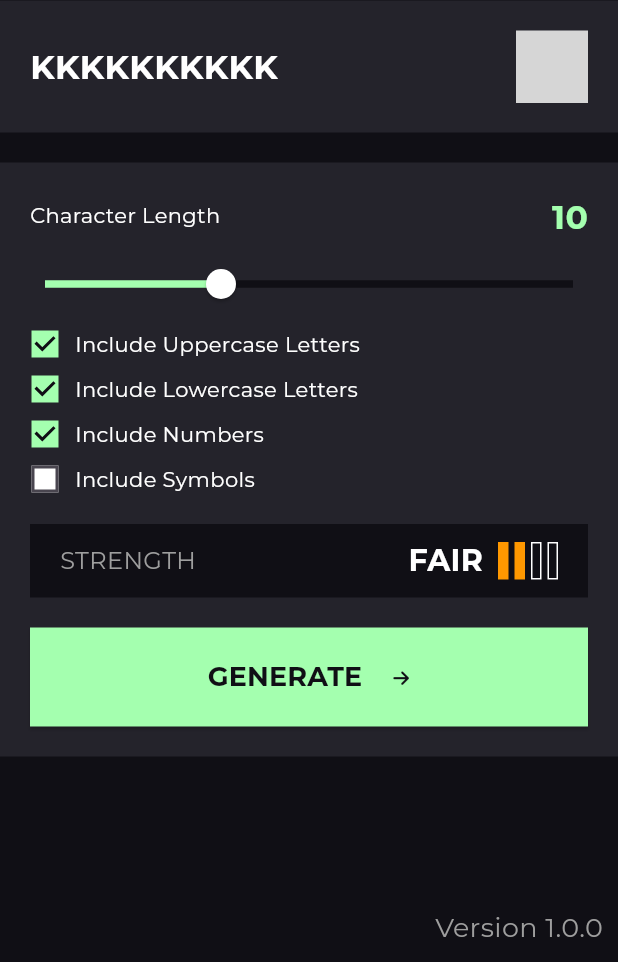
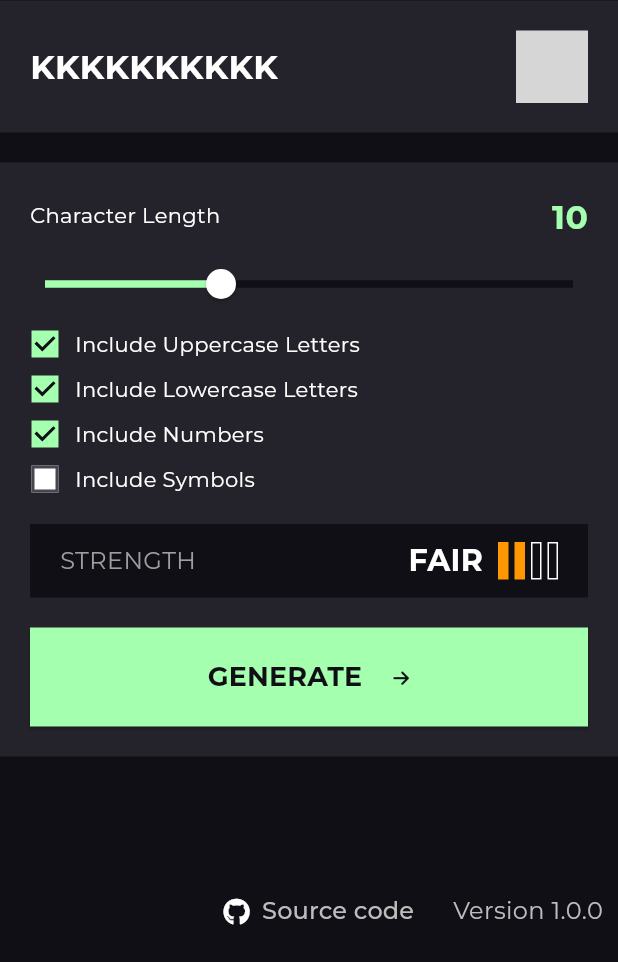
Before and after one commit to kaushik-sharma/password-generator, a Flutter app: the screen it shows after launch, on a phone screen of 412 x 824 dp, the part 274-1236 px from its top. Run offline on Flutter 3.47's test engine with Material 2 defaults, Android fonts, the light colour scheme and no system bars; our stand-ins replace font_awesome_flutter, google_fonts; missing offline and left inert: animated_icon_button; statements that could not run were skipped; grey boxes are pictures that could not be loaded.

Commit message:
Add github link

```diff
--- /dev/null
+++ b/lib/pages/home/components/meta_info.dart
@@ -0,0 +1,57 @@
+import 'package:flutter/material.dart';
+import 'package:font_awesome_flutter/font_awesome_flutter.dart';
+import 'package:password_generator/pages/home/components/snack_bar.dart';
+import 'package:url_launcher/url_launcher.dart' as url_launcher;
+
+class MetaInfo extends StatelessWidget {
+  const MetaInfo({super.key});
+
+  void launchGithubLink(VoidCallback errorCallback) async {
+    final uri = Uri.parse('');
+    if (!(await url_launcher.canLaunchUrl(uri))) {
+      errorCallback();
+      return;
+    }
+    await url_launcher.launchUrl(uri);
+  }
+
+  void Function() showErrorMessage(BuildContext context) {
+    return () => buildSnackBar(
+          context: context,
+          message: 'Failed to launch URL. Please retry.',
+        );
+  }
+
+  @override
+  Widget build(BuildContext context) {
+    return Row(
+      mainAxisSize: MainAxisSize.min,
+      children: [
+        TextButton.icon(
+          onPressed: () => launchGithubLink(
+            showErrorMessage(context),
+          ),
+          icon: const Icon(
+            FontAwesomeIcons.github,
+            color: Colors.white,
+          ),
+          label: Text(
+            'Source code',
+            style: TextStyle(
+              color: Colors.grey.shade400,
+              fontSize: 16.0,
+            ),
+          ),
+        ),
+        const SizedBox(width: 10.0),
+        Text(
+          'Version 1.0.0',
+          style: TextStyle(
+            color: Colors.grey.shade400,
+            fontSize: 16.0,
+          ),
+        ),
+      ],
+    );
+  }
+}
--- a/lib/pages/home/home_page.dart
+++ b/lib/pages/home/home_page.dart
@@ -1,6 +1,7 @@
 import 'package:flutter/material.dart';
 import 'package:password_generator/pages/home/components/generate_password_button.dart';
 import 'package:password_generator/pages/home/components/generated_password_card.dart';
+import 'package:password_generator/pages/home/components/meta_info.dart';
 import 'package:password_generator/pages/home/components/password_length.dart';
 import 'package:password_generator/pages/home/components/password_length_slider.dart';
 import 'package:password_generator/pages/home/components/password_preference_menu.dart';
@@ -57,13 +58,7 @@ class HomePage extends StatelessWidget {
           const Positioned(
             right: 10.0,
             bottom: 10.0,
-            child: Text(
-              'Version 1.0.0',
-              style: TextStyle(
-                color: Colors.grey,
-                fontSize: 18.0,
-              ),
-            ),
+            child: MetaInfo(),
           ),
         ],
       ),
--- a/lib/utils/theme_data.dart
+++ b/lib/utils/theme_data.dart
@@ -23,7 +23,7 @@ ThemeData buildThemeData() {
       checkColor: MaterialStateProperty.all<Color>(
         kBackgroundColor1,
       ),
-      shape: RoundedRectangleBorder(),
+      shape: const RoundedRectangleBorder(),
     ),
     snackBarTheme: const SnackBarThemeData(
       behavior: SnackBarBehavior.floating,
--- a/pubspec.yaml
+++ b/pubspec.yaml
@@ -18,7 +18,7 @@ publish_to: 'none' # Remove this line if you wish to publish to pub.dev
 version: 1.0.0+1
 
 environment:
-  sdk: ^2.18.6
+  sdk: ^2.19.0
 
 # Dependencies specify other packages that your package needs in order to work.
 # To automatically upgrade your package dependencies to the latest versions
@@ -35,6 +35,7 @@ dependencies:
   font_awesome_flutter: ^10.3.0
   provider: ^6.0.5
   animated_icon_button: ^1.0.2
+  url_launcher: ^6.1.9
 
 dev_dependencies:
   flutter_test:
```
Also changed, not shown: lib/pages/home/components/generate_password_button.dart (+4 -16 lines), lib/pages/home/components/snack_bar.dart (added, +24 -0 lines), pubspec.lock, 5 other files.
